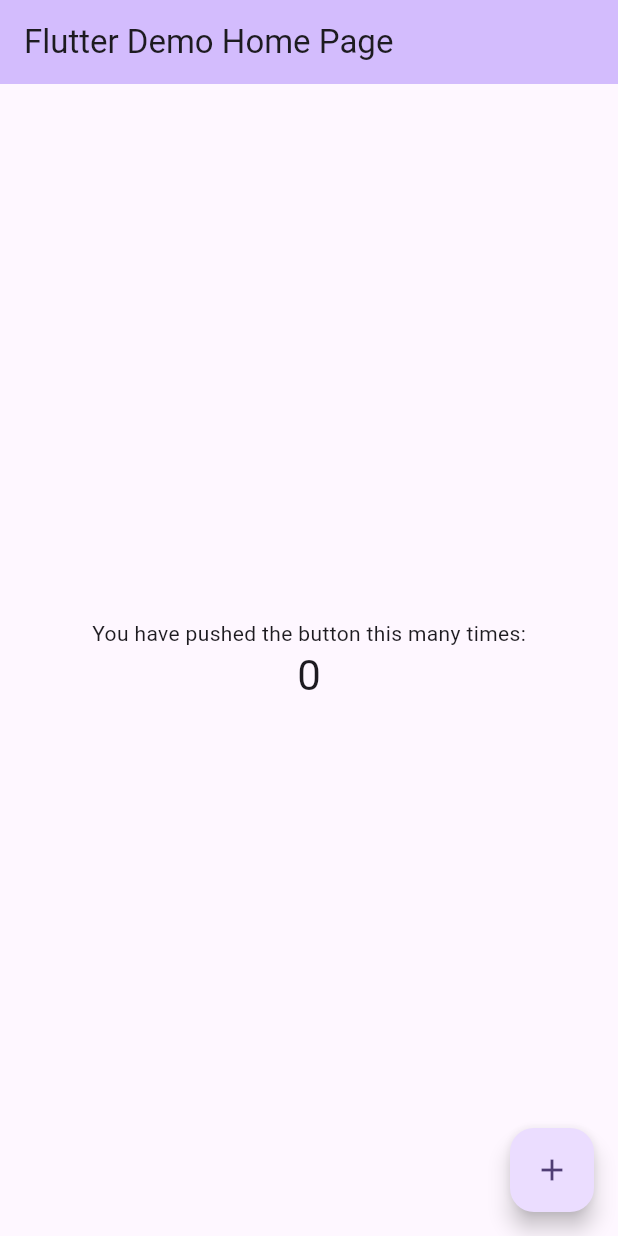
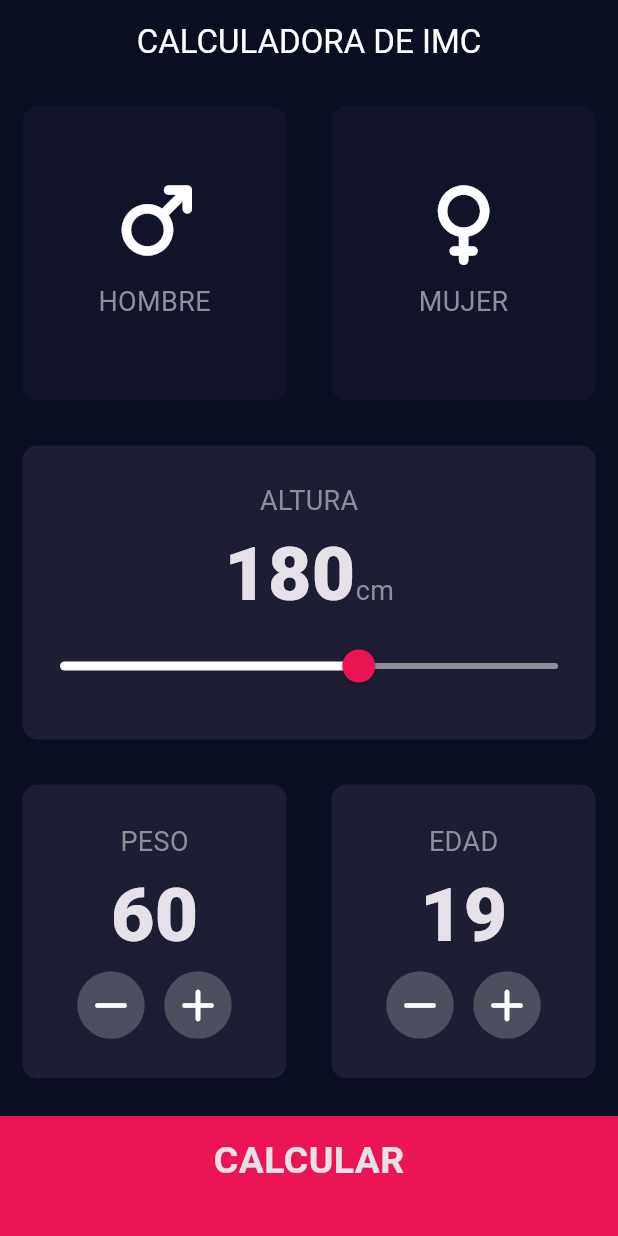
Before and after one commit to ibragam12/calculadora_imc, a Flutter app: the screen it shows after launch, on a phone screen of 412 x 824 dp. Run offline on Flutter 3.47's test engine with Material 3 defaults, Android fonts, the phone set to English and light mode, and no system bars; our stand-ins replace font_awesome_flutter.

Commit message:
feat: Implementada pantalla de resultados

```diff
--- a/lib/main.dart
+++ b/lib/main.dart
@@ -1,122 +1,34 @@
+// lib/main.dart
 import 'package:flutter/material.dart';
+// 1. SOLO IMPORTAMOS LA PRIMERA PANTALLA
+import 'package:calculadora_imc/pages/input_page.dart';
 
-void main() {
-  runApp(const MyApp());
-}
+void main() => runApp(const BMICalculator());
 
-class MyApp extends StatelessWidget {
-  const MyApp({super.key});
+class BMICalculator extends StatelessWidget {
+  const BMICalculator({super.key});
 
-  // This widget is the root of your application.
   @override
   Widget build(BuildContext context) {
     return MaterialApp(
-      title: 'Flutter Demo',
-      theme: ThemeData(
-        // This is the theme of your application.
-        //
-        // TRY THIS: Try running your application with "flutter run". You'll see
-        // the application has a purple toolbar. Then, without quitting the app,
-        // try changing the seedColor in the colorScheme below to Colors.green
-        // and then invoke "hot reload" (save your changes or press the "hot
-        // reload" button in a Flutter-supported IDE, or press "r" if you used
-        // the command line to start the app).
-        //
-        // Notice that the counter didn't reset back to zero; the application
-        // state is not lost during the reload. To reset the state, use hot
-        // restart instead.
-        //
-        // This works for code too, not just values: Most code changes can be
-        // tested with just a hot reload.
-        colorScheme: ColorScheme.fromSeed(seedColor: Colors.deepPurple),
+      debugShowCheckedModeBanner: false,
+      title: 'Calculadora IMC',
+      // 2. DEFINICIÓN DEL TEMA DE LA APLICACIÓN
+      theme: ThemeData.dark().copyWith(
+        // Color de fondo para toda la aplicación (Scaffold y Primario)
+        primaryColor: const Color(0xFF0A0E21),
+        scaffoldBackgroundColor: const Color(0xFF0A0E21),
+        // Personalización de colores de acento para widgets
+        colorScheme: const ColorScheme.dark().copyWith(
+          secondary: const Color(0xFFEB1555), // Color de acento (para FloatingActionButtons, etc.)
+        ),
+        // Estilo del AppBar para que coincida con el fondo
+        appBarTheme: const AppBarTheme(
+          backgroundColor: Color(0xFF0A0E21),
+        ),
       ),
-      home: const MyHomePage(title: 'Flutter Demo Home Page'),
+      // 3. DEFINIMOS LA PANTALLA DE INICIO
+      home: const InputPage(),
     );
   }
 }
-
-class MyHomePage extends StatefulWidget {
-  const MyHomePage({super.key, required this.title});
-
-  // This widget is the home page of your application. It is stateful, meaning
-  // that it has a State object (defined below) that contains fields that affect
-  // how it looks.
-
-  // This class is the configuration for the state. It holds the values (in this
-  // case the title) provided by the parent (in this case the App widget) and
-  // used by the build method of the State. Fields in a Widget subclass are
-  // always marked "final".
-
-  final String title;
-
-  @override
-  State<MyHomePage> createState() => _MyHomePageState();
-}
-
-class _MyHomePageState extends State<MyHomePage> {
-  int _counter = 0;
-
-  void _incrementCounter() {
-    setState(() {
-      // This call to setState tells the Flutter framework that something has
-      // changed in this State, which causes it to rerun the build method below
-      // so that the display can reflect the updated values. If we changed
-      // _counter without calling setState(), then the build method would not be
-      // called again, and so nothing would appear to happen.
-      _counter++;
-    });
-  }
-
-  @override
-  Widget build(BuildContext context) {
-    // This method is rerun every time setState is called, for instance as done
-    // by the _incrementCounter method above.
-    //
-    // The Flutter framework has been optimized to make rerunning build methods
-    // fast, so that you can just rebuild anything that needs updating rather
-    // than having to individually change instances of widgets.
-    return Scaffold(
-      appBar: AppBar(
-        // TRY THIS: Try changing the color here to a specific color (to
-        // Colors.amber, perhaps?) and trigger a hot reload to see the AppBar
-        // change color while the other colors stay the same.
-        backgroundColor: Theme.of(context).colorScheme.inversePrimary,
-        // Here we take the value from the MyHomePage object that was created by
-        // the App.build method, and use it to set our appbar title.
-        title: Text(widget.title),
-      ),
-      body: Center(
-        // Center is a layout widget. It takes a single child and positions it
-        // in the middle of the parent.
-        child: Column(
-          // Column is also a layout widget. It takes a list of children and
-          // arranges them vertically. By default, it sizes itself to fit its
-          // children horizontally, and tries to be as tall as its parent.
-          //
-          // Column has various properties to control how it sizes itself and
-          // how it positions its children. Here we use mainAxisAlignment to
-          // center the children vertically; the main axis here is the vertical
-          // axis because Columns are vertical (the cross axis would be
-          // horizontal).
-          //
-          // TRY THIS: Invoke "debug painting" (choose the "Toggle Debug Paint"
-          // action in the IDE, or press "p" in the console), to see the
-          // wireframe for each widget.
-          mainAxisAlignment: MainAxisAlignment.center,
-          children: <Widget>[
-            const Text('You have pushed the button this many times:'),
-            Text(
-              '$_counter',
-              style: Theme.of(context).textTheme.headlineMedium,
-            ),
-          ],
-        ),
-      ),
-      floatingActionButton: FloatingActionButton(
-        onPressed: _incrementCounter,
-        tooltip: 'Increment',
-        child: const Icon(Icons.add),
-      ), // This trailing comma makes auto-formatting nicer for build methods.
-    );
-  }
-}
--- /dev/null
+++ b/lib/pages/constants.dart
@@ -0,0 +1,42 @@
+import 'package:flutter/material.dart';
+
+double kSliderValue = 0.0;
+const kBottomContainerHeight = 80.0;
+const kActiveCardColor = Color(0xff1d1e33);
+const kInactiveCardColor = Color(0xff111328);
+const kBottomContainerColor = Color(0xffeb1555);
+
+Color maleCardColor = kInactiveCardColor;
+Color femaleCardColor = kInactiveCardColor;
+
+const kLabelTextStyle = TextStyle(
+  fontSize: 18.0,
+  color: Color(0xff8d8e98),
+);
+
+const kNumberStyle = TextStyle(
+  fontSize: 50.0,
+  fontWeight: FontWeight.w900,
+);
+
+const kLargeButtonTextStyle = TextStyle(
+  fontSize: 25.0,
+  fontWeight: FontWeight.bold,
+);
+
+const kTitleTextStyle = TextStyle(
+  fontSize: 50.0,
+  fontWeight: FontWeight.bold,
+);
+const kResultTextStyle = TextStyle(
+  color: Color(0xff24d876),
+  fontSize: 22.0,
+  fontWeight: FontWeight.bold,
+);
+const kBMITextStyle = TextStyle(
+  fontSize: 100.0,
+  fontWeight: FontWeight.bold,
+);
+const kBodyTextStyle = TextStyle(
+  fontSize: 22.0,
+);
--- /dev/null
+++ b/lib/pages/input_page.dart
@@ -0,0 +1,239 @@
+import 'package:flutter/material.dart';
+import 'package:calculadora_imc/widgets/reusable_card.dart';
+import 'package:font_awesome_flutter/font_awesome_flutter.dart';
+import 'package:calculadora_imc/widgets/reusable_card_content.dart';
+import 'constants.dart';
+import 'results_page.dart';
+import 'package:calculadora_imc/widgets/bottom_button.dart';
+import 'package:calculadora_imc/widgets/round_icon_button.dart';
+import 'calculator_brain.dart';
+
+enum Gender {
+  male,
+  female,
+}
+
+class InputPage extends StatefulWidget {
+  const InputPage({super.key});
+
+  @override
+  State<InputPage> createState() => _InputPageState();
+}
+
+class _InputPageState extends State<InputPage> {
+  Gender? selectedGender;
+  int height = 180;
+  int weight = 60;
+  int age = 19;
+
+  @override
+  Widget build(BuildContext context) {
+    return Scaffold(
+      appBar: AppBar(
+        title: const Center(
+          child: Text('CALCULADORA DE IMC'),
+        ),
+      ),
+      body: Column(
+        children: <Widget>[
+          Expanded(
+            child: Row(
+              children: <Widget>[
+                Expanded(
+                  child: ReusableCard(
+                    onPress: () {
+                      setState(() {
+                        selectedGender = Gender.male;
+                      });
+                    },
+                    colour: selectedGender == Gender.male
+                        ? kActiveCardColor
+                        : kInactiveCardColor,
+                    cardChild: const ReusableCardContent(
+                      cardIcon: FontAwesomeIcons.mars,
+                      label: 'HOMBRE',
+                    ),
+                  ),
+                ),
+                Expanded(
+                  child: ReusableCard(
+                    onPress: () {
+                      setState(() {
+                        selectedGender = Gender.female;
+                      });
+                    },
+                    colour: selectedGender == Gender.female
+                        ? kActiveCardColor
+                        : kInactiveCardColor,
+                    cardChild: const ReusableCardContent(
+                      cardIcon: FontAwesomeIcons.venus,
+                      label: 'MUJER',
+                    ),
+                  ),
+                )
+              ],
+            ),
+          ),
+          Expanded(
+            child: ReusableCard(
+                colour: kActiveCardColor,
+                cardChild: Column(
+                  mainAxisAlignment: MainAxisAlignment.center,
+                  children: <Widget>[
+                    const Text(
+                      'ALTURA',
+                      style: kLabelTextStyle,
+                    ),
+                    Row(
+                      mainAxisAlignment: MainAxisAlignment.center,
+                      crossAxisAlignment: CrossAxisAlignment.baseline,
+                      textBaseline: TextBaseline.alphabetic,
+                      children: <Widget>[
+                        Text(
+                          height.toString(),
+                          style: kNumberStyle,
+                        ),
+                        const Text(
+                          'cm',
+                          style: kLabelTextStyle,
+                        )
+                      ],
+                    ),
+                    SliderTheme(
+                      data: SliderTheme.of(context).copyWith(
+                        activeTrackColor: Colors.white,
+                        thumbColor: const Color(0xffeb1555),
+                        overlayColor: const Color(0x29eb1555),
+                        thumbShape: const RoundSliderThumbShape(
+                            enabledThumbRadius: 11.0),
+                        overlayShape:
+                            const RoundSliderOverlayShape(overlayRadius: 25.0),
+                      ),
+                      child: Slider(
+                        //value expects a double
+                        value: height.toDouble(),
+                        min: 120.0,
+                        max: 220.0,
+                        inactiveColor: const Color(0xff8d8e98),
+                        onChanged: (double newValue) {
+                          setState(() {
+                            height = newValue.round();
+                          });
+                        },
+                      ),
+                    ),
+                  ],
+                )),
+          ),
+          Expanded(
+            child: Row(
+              children: <Widget>[
+                Expanded(
+                  child: ReusableCard(
+                    colour: kActiveCardColor,
+                    cardChild: Column(
+                      mainAxisAlignment: MainAxisAlignment.center,
+                      children: <Widget>[
+                        const Text(
+                          'PESO',
+                          style: kLabelTextStyle,
+                        ),
+                        Text(
+                          weight.toString(),
+                          style: kNumberStyle,
+                        ),
+                        Row(
+                          mainAxisAlignment: MainAxisAlignment.center,
+                          children: <Widget>[
+                            RoundIconButton(
+                              onPress: () {
+                                setState(() {
+                                  weight--;
+                                });
+                              },
+                              icon: FontAwesomeIcons.minus,
+                            ),
+                            const SizedBox(
+                              width: 10.0,
+                            ),
+                            RoundIconButton(
+                              onPress: () {
+                                setState(() {
+                                  weight++;
+                                });
+                              },
+                              icon: FontAwesomeIcons.plus,
+                            ),
+                          ],
+                        ),
+                      ],
+                    ),
+                  ),
+                ),
+                Expanded(
+                  child: ReusableCard(
+                    colour: kActiveCardColor,
+                    cardChild: Column(
+                      mainAxisAlignment: MainAxisAlignment.center,
+                      children: <Widget>[
+                        const Text(
+                          'EDAD',
+                          style: kLabelTextStyle,
+                        ),
+                        Text(
+                          age.toString(),
+                          style: kNumberStyle,
+                        ),
+                        Row(
+                          mainAxisAlignment: MainAxisAlignment.center,
+                          children: <Widget>[
+                            RoundIconButton(
+                              icon: FontAwesomeIcons.minus,
+                              onPress: () {
+                                setState(() {
+                                  age--;
+                                });
+                              },
+                            ),
+                            const SizedBox(
+                              width: 10.0,
+                            ),
+                            RoundIconButton(
+                              icon: FontAwesomeIcons.plus,
+                              onPress: () {
+                                setState(() {
+                                  age++;
+                                });
+                              },
+                            ),
+                          ],
+                        ),
+                      ],
+                    ),
+                  ),
+                ),
+              ],
+            ),
+          ),
+          BottomButton(
+            buttonTitle: 'CALCULAR',
+            onTap: () {
+              CalculatorBrain calc =
+                  CalculatorBrain(height: height, weight: weight);
+              Navigator.push(
+                context,
+                MaterialPageRoute(
+                  builder: (context) => ResultsPage(
+                    bmiResult: calc.calculateBMI(),
+                    resultText: calc.getResult(),
+                    interpretation: calc.getInterpretation(),
+                  ),
+                ),
+              );
+            },
+          ),
+        ],
+      ),
+    );
+  }
+}
--- /dev/null
+++ b/lib/widgets/bottom_button.dart
@@ -0,0 +1,28 @@
+import 'package:flutter/material.dart';
+import 'package:calculadora_imc/pages/constants.dart';
+class BottomButton extends StatelessWidget {
+  final Function() onTap;
+  final String buttonTitle;
+  const BottomButton(
+      {super.key, required this.onTap, required this.buttonTitle});
+
+  @override
+  Widget build(BuildContext context) {
+    return GestureDetector(
+      onTap: onTap,
+      child: Container(
+        margin: const EdgeInsets.only(top: 10.0),
+        padding: const EdgeInsets.only(bottom: 20.0),
+        color: kBottomContainerColor,
+        width: double.infinity,
+        height: kBottomContainerHeight,
+        child: Center(
+          child: Text(
+            buttonTitle,
+            style: kLargeButtonTextStyle,
+          ),
+        ),
+      ),
+    );
+  }
+}
--- /dev/null
+++ b/lib/widgets/reusable_card.dart
@@ -0,0 +1,30 @@
+
+import 'package:flutter/material.dart';
+
+class ReusableCard extends StatelessWidget {
+  const ReusableCard({
+    super.key,
+    required this.colour,
+    this.cardChild,
+    this.onPress,
+  });
+
+  final Color colour;
+  final Widget? cardChild;
+  final Function()? onPress;
+
+  @override
+  Widget build(BuildContext context) {
+    return GestureDetector(
+      onTap: onPress,
+      child: Container(
+        margin: const EdgeInsets.all(15.0),
+        decoration: BoxDecoration(
+          color: colour,
+          borderRadius: BorderRadius.circular(10.0),
+        ),
+        child: cardChild,
+      ),
+    );
+  }
+}
--- /dev/null
+++ b/lib/widgets/reusable_card_content.dart
@@ -0,0 +1,33 @@
+import 'package:flutter/material.dart';
+
+const labelTextStyle = TextStyle(
+  fontSize: 18.0,
+  color: Color(0xff8d8e98),
+);
+
+class ReusableCardContent extends StatelessWidget {
+  const ReusableCardContent(
+      {super.key, required this.cardIcon, required this.label});
+
+  final IconData cardIcon;
+  final String label;
+
+  @override
+  Widget build(BuildContext context) {
+    return Column(
+        mainAxisAlignment: MainAxisAlignment.center,
+        children: <Widget>[
+          Icon(
+            cardIcon,
+            size: 50.0,
+          ),
+          const SizedBox(
+            height: 15.0,
+          ),
+          Text(
+            label,
+            style: labelTextStyle,
+          ),
+        ]);
+  }
+}
--- /dev/null
+++ b/lib/widgets/round_icon_button.dart
@@ -0,0 +1,23 @@
+import 'package:flutter/material.dart';
+
+class RoundIconButton extends StatelessWidget {
+  const RoundIconButton({super.key, required this.icon, required this.onPress});
+
+  final IconData icon;
+  final Function() onPress;
+
+  @override
+  Widget build(BuildContext context) {
+    return RawMaterialButton(
+      onPressed: onPress,
+      elevation: .0,
+      shape: const CircleBorder(),
+      fillColor: const Color(0xff4c4f5e),
+      constraints: const BoxConstraints.tightFor(
+        width: 45.0,
+        height: 45.0,
+      ),
+      child: Icon(icon),
+    );
+  }
+}
--- a/pubspec.yaml
+++ b/pubspec.yaml
@@ -30,7 +30,7 @@ environment:
 dependencies:
   flutter:
     sdk: flutter
-
+  font_awesome_flutter: ^10.7.0  # <--- ¡Asegúrate de que la identación es correcta!
   # The following adds the Cupertino Icons font to your application.
   # Use with the CupertinoIcons class for iOS style icons.
   cupertino_icons: ^1.0.8
```
Also changed, not shown: lib/pages/calculator_brain.dart (added, +35 -0 lines), lib/pages/results_page.dart (added, +91 -0 lines), pubspec.lock.
